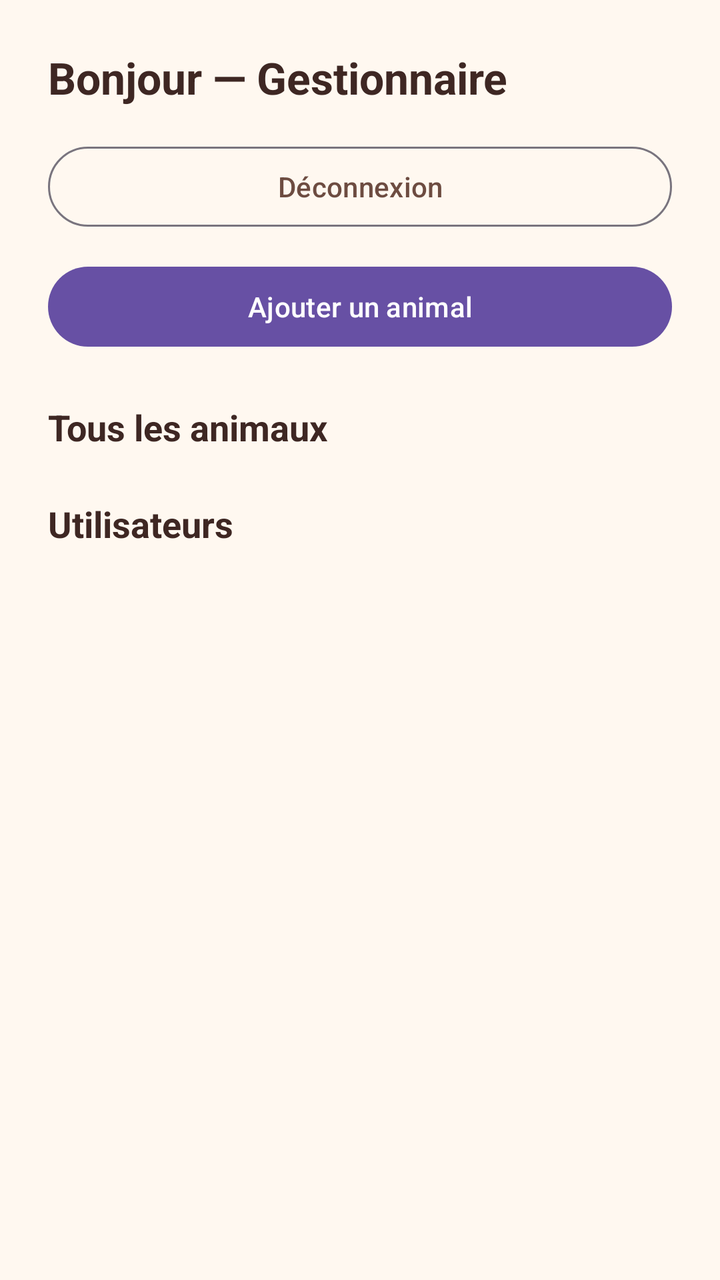
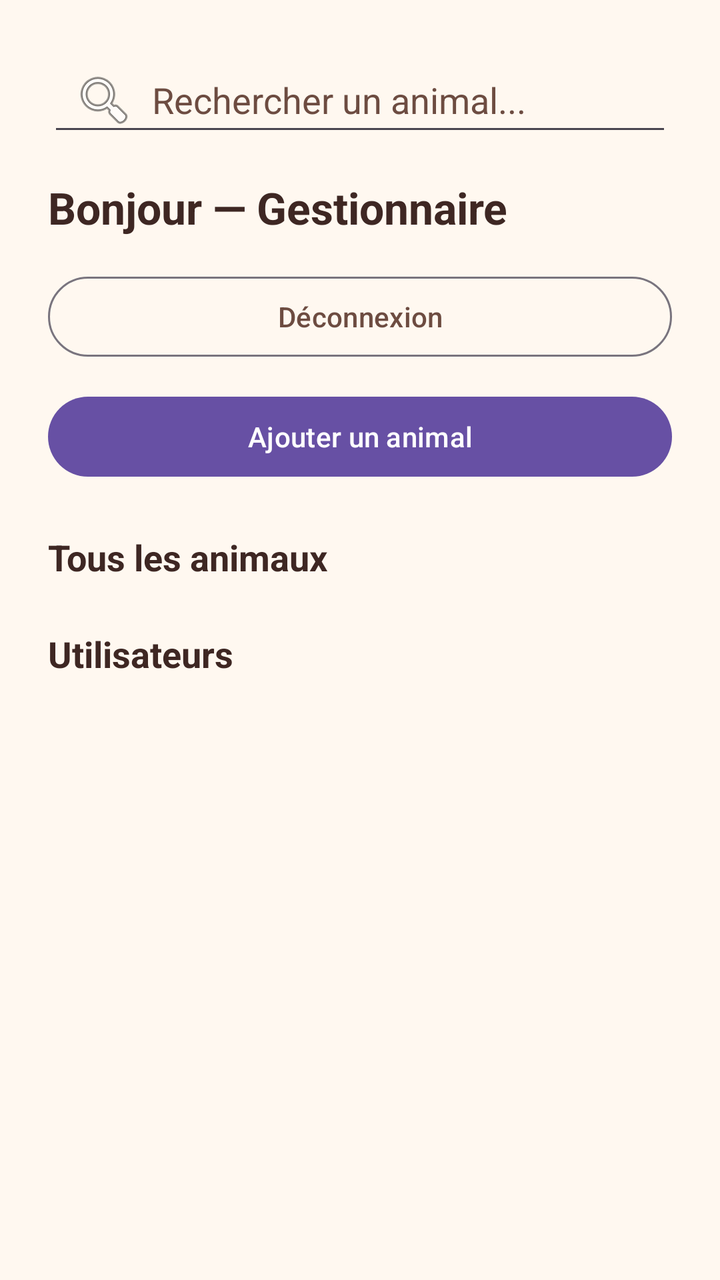

The first picture is an Android layout as it rendered before a commit; the second is the same layout after the commit. The layout source and the unified diff follow.
<!-- AndroidManifest.xml: application theme Theme.WorkshopPetShelter -->
<!-- res/layout/activity_admin_dashboard.xml -->
<ScrollView xmlns:android="http://schemas.android.com/apk/res/android"
    android:layout_width="match_parent"
    android:layout_height="match_parent"
    android:background="@color/app_background"
    android:fillViewport="true">

    <LinearLayout
        android:layout_width="match_parent"
        android:layout_height="wrap_content"
        android:orientation="vertical"
        android:padding="24dp">

        <TextView
            android:id="@+id/tvGreeting"
            android:layout_width="match_parent"
            android:layout_height="wrap_content"
            android:text="Bonjour — Gestionnaire"
            android:textColor="@color/text_primary"
            android:textSize="22sp"
            android:textStyle="bold" />

        <com.google.android.material.button.MaterialButton
            android:id="@+id/btnLogout"
            style="@style/Widget.Material3.Button.OutlinedButton"
            android:layout_width="match_parent"
            android:layout_height="wrap_content"
            android:layout_marginTop="16dp"
            android:text="Déconnexion"
            android:textColor="@color/accent" />

        <com.google.android.material.button.MaterialButton
            android:id="@+id/btnAddPet"
            android:layout_width="match_parent"
            android:layout_height="wrap_content"
            android:layout_marginTop="12dp"
            android:text="Ajouter un animal"
            android:textColor="?attr/colorOnPrimary" />

        <TextView
            android:layout_width="match_parent"
            android:layout_height="wrap_content"
            android:layout_marginTop="24dp"
            android:text="Tous les animaux"
            android:textColor="@color/text_primary"
            android:textSize="18sp"
            android:textStyle="bold" />

        
        <ListView
            android:id="@+id/lvAllPets"
            android:layout_width="match_parent"
            android:layout_height="wrap_content"
            android:nestedScrollingEnabled="false" />

        
        <TextView
            android:id="@+id/tvEmptyPets"
            android:layout_width="match_parent"
            android:layout_height="wrap_content"
            android:gravity="center"
            android:padding="16dp"
            android:text="Aucun animal."
            android:textColor="@color/text_primary"
            android:textStyle="italic"
            android:visibility="gone" />

        <TextView
            android:layout_width="match_parent"
            android:layout_height="wrap_content"
            android:layout_marginTop="24dp"
            android:text="Utilisateurs"
            android:textColor="@color/text_primary"
            android:textSize="18sp"
            android:textStyle="bold" />

        <ListView
            android:id="@+id/lvUsers"
            android:layout_width="match_parent"
            android:layout_height="wrap_content"
            android:layout_marginBottom="16dp"
            android:nestedScrollingEnabled="false" />

        <TextView
            android:id="@+id/tvEmptyUsers"
            android:layout_width="match_parent"
            android:layout_height="wrap_content"
            android:gravity="center"
            android:padding="16dp"
            android:text="Aucun utilisateur."
            android:textColor="@color/text_primary"
            android:textStyle="italic"
            android:visibility="gone" />

    </LinearLayout>

</ScrollView>
<!-- resources referenced by this layout -->
<resources>
  <color name="accent">#6D4C41</color>
  <color name="app_background">#FFF8F0</color>
  <color name="text_primary">#3E2723</color>
  <style name="Theme.WorkshopPetShelter" parent="Theme.Material3.DayNight.NoActionBar" />
</resources>

<!-- the commit's change to res/layout/activity_admin_dashboard.xml (unified diff, before → after) -->
@@ -10,10 +10,25 @@
         android:orientation="vertical"
         android:padding="24dp">
 
+        
+        <EditText
+            android:id="@+id/etSearch"
+            android:layout_width="match_parent"
+            android:layout_height="wrap_content"
+            android:drawableStart="@android:drawable/ic_menu_search"
+            android:drawablePadding="8dp"
+            android:hint="Rechercher un animal..."
+            android:inputType="text"
+            android:maxLines="1"
+            android:paddingStart="12dp"
+            android:textColor="@color/text_primary"
+            android:textColorHint="@color/accent" />
+
         <TextView
             android:id="@+id/tvGreeting"
             android:layout_width="match_parent"
             android:layout_height="wrap_content"
+            android:layout_marginTop="16dp"
             android:text="Bonjour — Gestionnaire"
             android:textColor="@color/text_primary"
             android:textSize="22sp"
